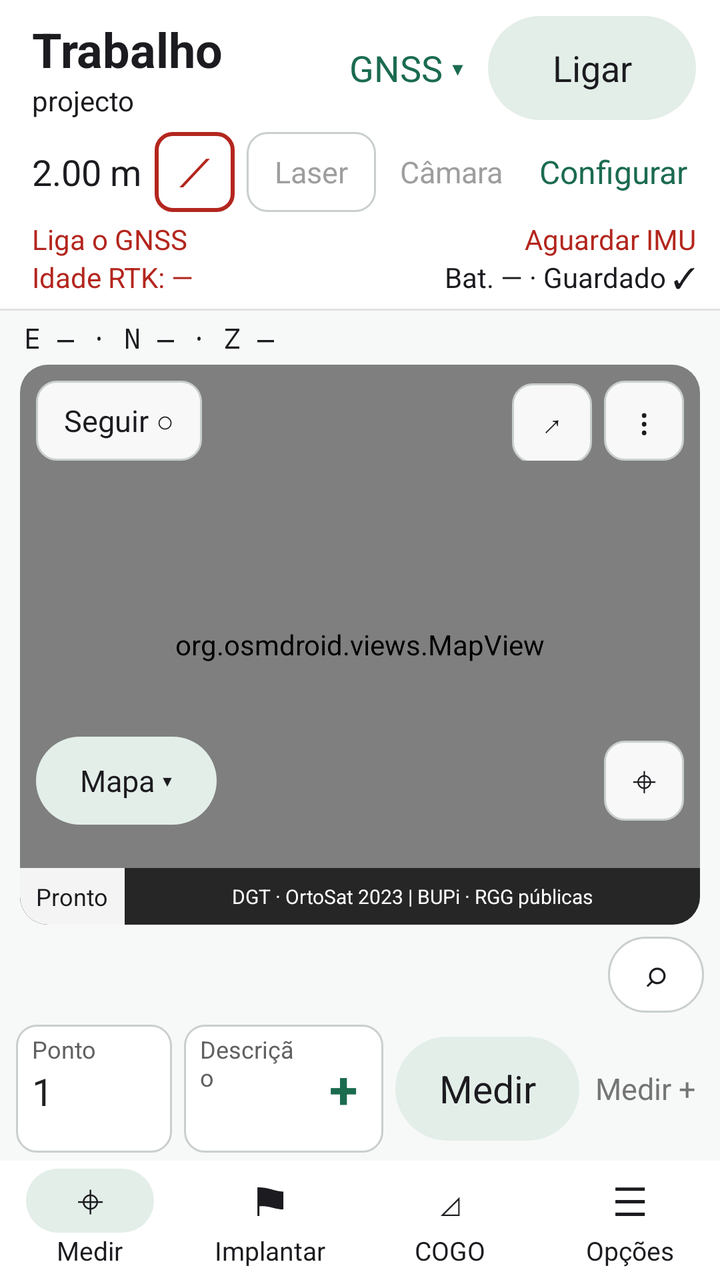
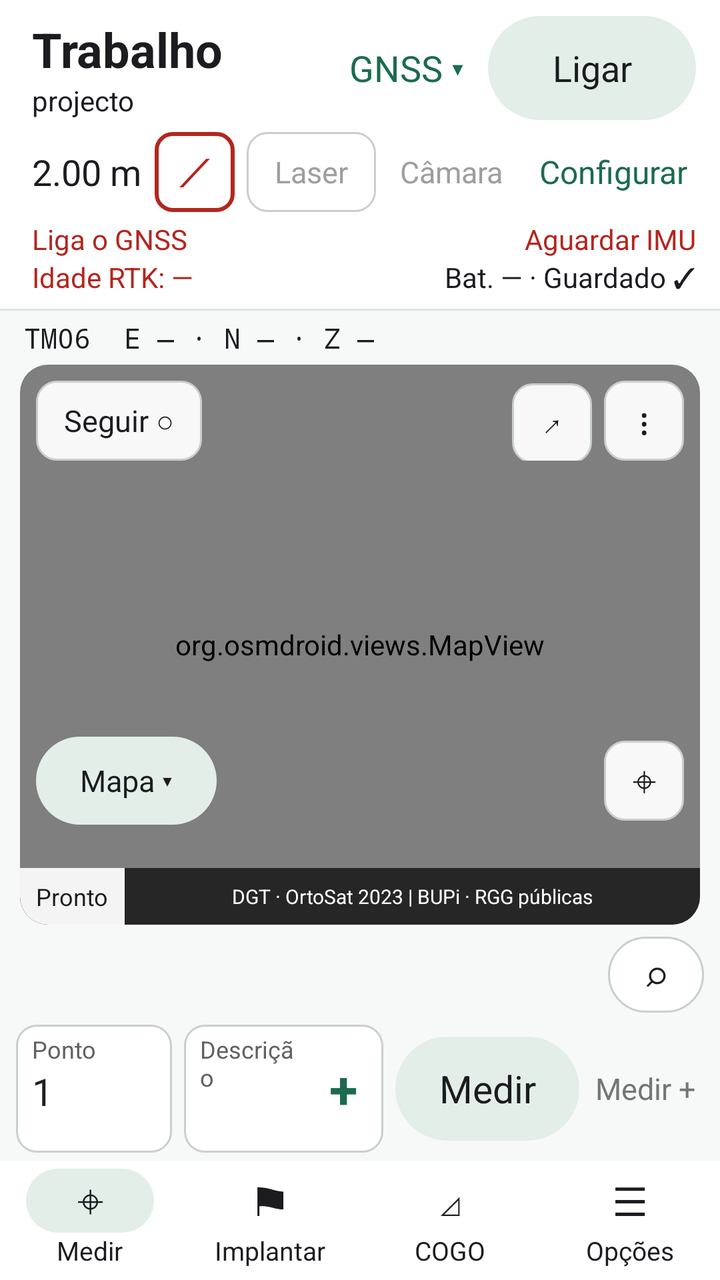

Two renders of the same Android screen: before a commit and after it. Below are the layout's source before the change and the commit's diff.
<!-- AndroidManifest.xml: application theme AppTheme -->
<!-- res/layout/activity_main.xml -->
<?xml version="1.0" encoding="utf-8"?>
<LinearLayout xmlns:android="http://schemas.android.com/apk/res/android"
    android:layout_width="match_parent"
    android:layout_height="match_parent"
    android:orientation="vertical"
    android:background="@color/fundo">

    
    <LinearLayout
        android:layout_width="match_parent"
        android:layout_height="wrap_content"
        android:background="#FFFFFF"
        android:gravity="center_vertical"
        android:orientation="horizontal"
        android:paddingStart="16dp"
        android:paddingTop="8dp"
        android:paddingEnd="12dp">

        <LinearLayout
            android:id="@+id/boxJob"
            android:layout_width="0dp"
            android:layout_height="wrap_content"
            android:layout_weight="1"
            android:orientation="vertical">

            <TextView
                android:id="@+id/tvJob"
                android:layout_width="wrap_content"
                android:layout_height="wrap_content"
                android:maxLines="1"
                android:ellipsize="end"
                android:text="Trabalho"
                android:textColor="@color/texto"
                android:textSize="24sp"
                android:textStyle="bold" />

            <TextView
                android:id="@+id/tvProject"
                android:layout_width="wrap_content"
                android:layout_height="wrap_content"
                android:text="projecto"
                android:textColor="@color/texto"
                android:textSize="14sp" />
        </LinearLayout>

        <TextView
            android:id="@+id/tvGnss"
            android:layout_width="wrap_content"
            android:layout_height="48dp"
            android:gravity="center"
            android:paddingStart="8dp"
            android:paddingEnd="12dp"
            android:text="GNSS ▾"
            android:textColor="@color/verde"
            android:textSize="18sp" />

        <TextView
            android:id="@+id/btnLigar"
            android:layout_width="wrap_content"
            android:layout_height="52dp"
            android:background="@drawable/bg_pill"
            android:gravity="center"
            android:minWidth="104dp"
            android:paddingStart="20dp"
            android:paddingEnd="20dp"
            android:text="Ligar"
            android:textColor="@color/texto"
            android:textSize="18sp" />
    </LinearLayout>

    
    <LinearLayout
        android:layout_width="match_parent"
        android:layout_height="wrap_content"
        android:background="#FFFFFF"
        android:gravity="center_vertical"
        android:orientation="horizontal"
        android:paddingStart="16dp"
        android:paddingTop="6dp"
        android:paddingEnd="12dp"
        android:paddingBottom="4dp">

        <TextView
            android:id="@+id/tvPole"
            android:layout_width="0dp"
            android:layout_height="40dp"
            android:layout_weight="1"
            android:gravity="center_vertical"
            android:text="2.00 m"
            android:textColor="@color/texto"
            android:textSize="18sp" />

        <TextView
            android:id="@+id/btnTilt"
            android:layout_width="40dp"
            android:layout_height="40dp"
            android:layout_marginEnd="6dp"
            android:background="@drawable/bg_red_box"
            android:gravity="center"
            android:text="⟋"
            android:textColor="@color/vermelho"
            android:textSize="20sp" />

        <TextView
            android:id="@+id/btnLaser"
            android:layout_width="wrap_content"
            android:layout_height="40dp"
            android:layout_marginEnd="6dp"
            android:background="@drawable/bg_box"
            android:gravity="center"
            android:paddingStart="14dp"
            android:paddingEnd="14dp"
            android:text="Laser"
            android:textColor="@color/cinza"
            android:textSize="15sp" />

        <TextView
            android:id="@+id/btnCamera"
            android:layout_width="wrap_content"
            android:layout_height="40dp"
            android:layout_marginEnd="6dp"
            android:gravity="center"
            android:paddingStart="6dp"
            android:paddingEnd="6dp"
            android:text="Câmara"
            android:textColor="@color/cinza"
            android:textSize="15sp" />

        <TextView
            android:id="@+id/btnConfig"
            android:layout_width="wrap_content"
            android:layout_height="40dp"
            android:gravity="center"
            android:paddingStart="6dp"
            android:paddingEnd="4dp"
            android:text="Configurar"
            android:textColor="@color/verde"
            android:textSize="16sp" />
    </LinearLayout>

    
    <LinearLayout
        android:layout_width="match_parent"
        android:layout_height="wrap_content"
        android:background="#FFFFFF"
        android:orientation="horizontal"
        android:paddingStart="16dp"
        android:paddingEnd="12dp"
        android:paddingBottom="6dp">

        <LinearLayout
            android:layout_width="0dp"
            android:layout_height="wrap_content"
            android:layout_weight="1"
            android:orientation="vertical">

            <TextView
                android:id="@+id/tvState"
                android:layout_width="wrap_content"
                android:layout_height="wrap_content"
                android:text="Liga o GNSS"
                android:textColor="@color/vermelho"
                android:textSize="14sp" />

            <TextView
                android:id="@+id/tvAge"
                android:layout_width="wrap_content"
                android:layout_height="wrap_content"
                android:text="Idade RTK: —"
                android:textColor="@color/vermelho"
                android:textSize="14sp" />
        </LinearLayout>

        <LinearLayout
            android:layout_width="wrap_content"
            android:layout_height="wrap_content"
            android:gravity="end"
            android:orientation="vertical">

            <TextView
                android:id="@+id/tvImu"
                android:layout_width="wrap_content"
                android:layout_height="wrap_content"
                android:text="Aguardar IMU"
                android:textColor="@color/vermelho"
                android:textSize="14sp" />

            <TextView
                android:id="@+id/tvBat"
                android:layout_width="wrap_content"
                android:layout_height="wrap_content"
                android:text="Bat. — · Guardado ✓"
                android:textColor="@color/texto"
                android:textSize="14sp" />
        </LinearLayout>
    </LinearLayout>

    <View
        android:layout_width="match_parent"
        android:layout_height="1dp"
        android:background="#E0E0E0" />

    <TextView
        android:id="@+id/tvEnz"
        android:layout_width="match_parent"
        android:layout_height="wrap_content"
        android:fontFamily="monospace"
        android:maxLines="1"
        android:paddingStart="12dp"
        android:paddingTop="4dp"
        android:paddingBottom="4dp"
        android:text="E — · N — · Z —"
        android:textColor="@color/texto"
        android:textSize="14sp" />

    
    <FrameLayout
        android:layout_width="match_parent"
        android:layout_height="0dp"
        android:layout_weight="1"
        android:layout_marginStart="10dp"
        android:layout_marginEnd="10dp"
        android:background="@drawable/bg_map"
        android:clipToOutline="true">

        <org.osmdroid.views.MapView
            android:id="@+id/map"
            android:layout_width="match_parent"
            android:layout_height="match_parent" />

        <TextView
            android:id="@+id/btnSeguir"
            android:layout_width="wrap_content"
            android:layout_height="40dp"
            android:layout_gravity="top|start"
            android:layout_margin="8dp"
            android:background="@drawable/bg_map_btn"
            android:gravity="center"
            android:paddingStart="14dp"
            android:paddingEnd="14dp"
            android:text="Seguir ○"
            android:textColor="@color/texto"
            android:textSize="15sp" />

        <LinearLayout
            android:layout_width="wrap_content"
            android:layout_height="wrap_content"
            android:layout_gravity="top|end"
            android:layout_margin="8dp"
            android:orientation="horizontal">

            <TextView
                android:id="@+id/btnExtent"
                android:layout_width="40dp"
                android:layout_height="40dp"
                android:layout_marginEnd="6dp"
                android:background="@drawable/bg_map_btn"
                android:gravity="center"
                android:text="↗"
                android:textColor="@color/texto"
                android:textSize="15sp" />

            <TextView
                android:id="@+id/btnMapMore"
                android:layout_width="40dp"
                android:layout_height="40dp"
                android:background="@drawable/bg_map_btn"
                android:gravity="center"
                android:text="⋮"
                android:textColor="@color/texto"
                android:textSize="18sp" />
        </LinearLayout>

        <TextView
            android:id="@+id/btnCenter"
            android:layout_width="40dp"
            android:layout_height="40dp"
            android:layout_gravity="bottom|end"
            android:layout_marginEnd="8dp"
            android:layout_marginBottom="52dp"
            android:background="@drawable/bg_map_btn"
            android:gravity="center"
            android:text="⌖"
            android:textColor="@color/texto"
            android:textSize="18sp" />

        <TextView
            android:id="@+id/btnMapa"
            android:layout_width="wrap_content"
            android:layout_height="44dp"
            android:layout_gravity="bottom|start"
            android:layout_marginStart="8dp"
            android:layout_marginBottom="50dp"
            android:background="@drawable/bg_pill"
            android:gravity="center"
            android:paddingStart="22dp"
            android:paddingEnd="22dp"
            android:text="Mapa ▾"
            android:textColor="@color/texto"
            android:textSize="15sp" />

        <LinearLayout
            android:layout_width="match_parent"
            android:layout_height="wrap_content"
            android:layout_gravity="bottom"
            android:background="@drawable/bg_footer"
            android:gravity="center_vertical"
            android:orientation="horizontal">

            <TextView
                android:id="@+id/tvPronto"
                android:layout_width="wrap_content"
                android:layout_height="wrap_content"
                android:background="#F2FFFFFF"
                android:maxWidth="220dp"
                android:paddingStart="8dp"
                android:paddingTop="6dp"
                android:paddingEnd="8dp"
                android:paddingBottom="6dp"
                android:text="Pronto"
                android:textColor="@color/texto"
                android:textSize="12sp" />

            <TextView
                android:id="@+id/tvAttrib"
                android:layout_width="0dp"
                android:layout_height="wrap_content"
                android:layout_weight="1"
                android:gravity="center"
                android:padding="4dp"
                android:text="DGT · OrtoSat 2023 | BUPi · RGG públicas"
                android:textColor="#FFFFFF"
                android:textSize="10sp" />
        </LinearLayout>
    </FrameLayout>

    
    <LinearLayout
        android:layout_width="match_parent"
        android:layout_height="wrap_content"
        android:gravity="center_vertical"
        android:orientation="horizontal"
        android:paddingStart="8dp"
        android:paddingTop="6dp"
        android:paddingEnd="8dp">

        <HorizontalScrollView
            android:layout_width="0dp"
            android:layout_height="wrap_content"
            android:layout_weight="1"
            android:scrollbars="none">

            <LinearLayout
                android:id="@+id/chipRow"
                android:layout_width="wrap_content"
                android:layout_height="wrap_content"
                android:orientation="horizontal" />
        </HorizontalScrollView>

        <TextView
            android:id="@+id/btnSearch"
            android:layout_width="48dp"
            android:layout_height="38dp"
            android:layout_marginStart="4dp"
            android:background="@drawable/bg_chip"
            android:gravity="center"
            android:text="⌕"
            android:textColor="@color/texto"
            android:textSize="18sp" />
    </LinearLayout>

    
    <LinearLayout
        android:layout_width="match_parent"
        android:layout_height="wrap_content"
        android:gravity="center_vertical"
        android:orientation="horizontal"
        android:paddingStart="8dp"
        android:paddingTop="6dp"
        android:paddingEnd="8dp"
        android:paddingBottom="4dp">

        <LinearLayout
            android:layout_width="78dp"
            android:layout_height="64dp"
            android:background="@drawable/bg_box"
            android:orientation="vertical"
            android:paddingStart="8dp">

            <TextView
                android:layout_width="wrap_content"
                android:layout_height="wrap_content"
                android:paddingTop="4dp"
                android:text="Ponto"
                android:textColor="#616161"
                android:textSize="12sp" />

            <EditText
                android:id="@+id/etPonto"
                android:layout_width="match_parent"
                android:layout_height="wrap_content"
                android:background="@null"
                android:inputType="text"
                android:maxLines="1"
                android:selectAllOnFocus="true"
                android:text="1"
                android:textSize="19sp" />
        </LinearLayout>

        <LinearLayout
            android:layout_width="0dp"
            android:layout_height="64dp"
            android:layout_marginStart="6dp"
            android:layout_weight="1"
            android:background="@drawable/bg_box"
            android:gravity="center_vertical"
            android:orientation="horizontal"
            android:paddingStart="8dp">

            <LinearLayout
                android:layout_width="0dp"
                android:layout_height="match_parent"
                android:layout_weight="1"
                android:orientation="vertical">

                <TextView
                    android:layout_width="wrap_content"
                    android:layout_height="wrap_content"
                    android:paddingTop="4dp"
                    android:text="Descrição"
                    android:textColor="#616161"
                    android:textSize="12sp" />

                <EditText
                    android:id="@+id/etDesc"
                    android:layout_width="match_parent"
                    android:layout_height="wrap_content"
                    android:background="@null"
                    android:imeOptions="actionDone"
                    android:inputType="text"
                    android:maxLines="1"
                    android:textSize="19sp" />
            </LinearLayout>

            <TextView
                android:id="@+id/btnAddCode"
                android:layout_width="40dp"
                android:layout_height="match_parent"
                android:gravity="center"
                android:text="+"
                android:textColor="@color/verde"
                android:textSize="26sp"
                android:textStyle="bold" />
        </LinearLayout>

        <TextView
            android:id="@+id/btnMedir"
            android:layout_width="wrap_content"
            android:layout_height="52dp"
            android:layout_marginStart="6dp"
            android:background="@drawable/bg_pill"
            android:gravity="center"
            android:minWidth="92dp"
            android:paddingStart="14dp"
            android:paddingEnd="14dp"
            android:text="Medir"
            android:textColor="@color/texto"
            android:textSize="19sp" />

        <TextView
            android:id="@+id/btnMedirPlus"
            android:layout_width="wrap_content"
            android:layout_height="52dp"
            android:gravity="center"
            android:paddingStart="8dp"
            android:paddingEnd="4dp"
            android:text="Medir +"
            android:textColor="#757575"
            android:textSize="15sp" />
    </LinearLayout>

    
    <LinearLayout
        android:layout_width="match_parent"
        android:layout_height="wrap_content"
        android:background="#FFFFFF"
        android:orientation="horizontal"
        android:paddingTop="4dp"
        android:paddingBottom="6dp">

        <LinearLayout
            android:id="@+id/navMedir"
            android:layout_width="0dp"
            android:layout_height="wrap_content"
            android:layout_weight="1"
            android:gravity="center"
            android:orientation="vertical">

            <TextView
                android:id="@+id/navMedirIcon"
                android:layout_width="64dp"
                android:layout_height="32dp"
                android:background="@drawable/bg_nav_on"
                android:gravity="center"
                android:text="⌖"
                android:textColor="@color/texto"
                android:textSize="20sp" />

            <TextView
                android:layout_width="wrap_content"
                android:layout_height="wrap_content"
                android:text="Medir"
                android:textColor="@color/texto"
                android:textSize="13sp" />
        </LinearLayout>

        <LinearLayout
            android:id="@+id/navImplantar"
            android:layout_width="0dp"
            android:layout_height="wrap_content"
            android:layout_weight="1"
            android:gravity="center"
            android:orientation="vertical">

            <TextView
                android:id="@+id/navImplantarIcon"
                android:layout_width="64dp"
                android:layout_height="32dp"
                android:gravity="center"
                android:text="⚑"
                android:textColor="@color/texto"
                android:textSize="20sp" />

            <TextView
                android:layout_width="wrap_content"
                android:layout_height="wrap_content"
                android:text="Implantar"
                android:textColor="@color/texto"
                android:textSize="13sp" />
        </LinearLayout>

        <LinearLayout
            android:id="@+id/navCogo"
            android:layout_width="0dp"
            android:layout_height="wrap_content"
            android:layout_weight="1"
            android:gravity="center"
            android:orientation="vertical">

            <TextView
                android:layout_width="64dp"
                android:layout_height="32dp"
                android:gravity="center"
                android:text="◿"
                android:textColor="@color/texto"
                android:textSize="20sp" />

            <TextView
                android:layout_width="wrap_content"
                android:layout_height="wrap_content"
                android:text="COGO"
                android:textColor="@color/texto"
                android:textSize="13sp" />
        </LinearLayout>

        <LinearLayout
            android:id="@+id/navOpcoes"
            android:layout_width="0dp"
            android:layout_height="wrap_content"
            android:layout_weight="1"
            android:gravity="center"
            android:orientation="vertical">

            <TextView
                android:layout_width="64dp"
                android:layout_height="32dp"
                android:gravity="center"
                android:text="☰"
                android:textColor="@color/texto"
                android:textSize="20sp" />

            <TextView
                android:layout_width="wrap_content"
                android:layout_height="wrap_content"
                android:text="Opções"
                android:textColor="@color/texto"
                android:textSize="13sp" />
        </LinearLayout>
    </LinearLayout>
</LinearLayout>
<!-- resources referenced by this layout -->
<resources>
  <color name="cinza">#9E9E9E</color>
  <color name="fundo">#F7F9F8</color>
  <color name="texto">#1C1B1F</color>
  <color name="verde">#1B6B4F</color>
  <color name="vermelho">#B3261E</color>
  <!-- drawable bg_box (drawable) -->
  <?xml version="1.0" encoding="utf-8"?>
  <shape xmlns:android="http://schemas.android.com/apk/res/android" android:shape="rectangle">
      <solid android:color="#FFFFFF"/>
      <stroke android:width="1dp" android:color="@color/borda"/>
      <corners android:radius="10dp"/>
  </shape>
  <!-- drawable bg_chip (drawable) -->
  <?xml version="1.0" encoding="utf-8"?>
  <shape xmlns:android="http://schemas.android.com/apk/res/android" android:shape="rectangle">
      <solid android:color="#FFFFFF"/>
      <stroke android:width="1dp" android:color="@color/borda"/>
      <corners android:radius="20dp"/>
  </shape>
  <!-- drawable bg_footer (drawable) -->
  <?xml version="1.0" encoding="utf-8"?>
  <shape xmlns:android="http://schemas.android.com/apk/res/android" android:shape="rectangle">
      <solid android:color="#B3000000"/>
  </shape>
  <!-- drawable bg_map (drawable) -->
  <?xml version="1.0" encoding="utf-8"?>
  <shape xmlns:android="http://schemas.android.com/apk/res/android" android:shape="rectangle">
      <solid android:color="#DDE3E0"/>
      <corners android:radius="14dp"/>
  </shape>
  <!-- drawable bg_map_btn (drawable) -->
  <?xml version="1.0" encoding="utf-8"?>
  <shape xmlns:android="http://schemas.android.com/apk/res/android" android:shape="rectangle">
      <solid android:color="#F2FFFFFF"/>
      <stroke android:width="1dp" android:color="@color/borda"/>
      <corners android:radius="10dp"/>
  </shape>
  <!-- drawable bg_nav_on (drawable) -->
  <?xml version="1.0" encoding="utf-8"?>
  <shape xmlns:android="http://schemas.android.com/apk/res/android" android:shape="rectangle">
      <solid android:color="@color/verde_claro"/>
      <corners android:radius="16dp"/>
  </shape>
  <!-- drawable bg_pill (drawable) -->
  <?xml version="1.0" encoding="utf-8"?>
  <shape xmlns:android="http://schemas.android.com/apk/res/android" android:shape="rectangle">
      <solid android:color="@color/verde_claro"/>
      <corners android:radius="28dp"/>
  </shape>
  <!-- drawable bg_red_box (drawable) -->
  <?xml version="1.0" encoding="utf-8"?>
  <shape xmlns:android="http://schemas.android.com/apk/res/android" android:shape="rectangle">
      <solid android:color="#FFFFFF"/>
      <stroke android:width="2dp" android:color="@color/vermelho"/>
      <corners android:radius="8dp"/>
  </shape>
  <style name="AppTheme" parent="android:Theme.Material.Light.NoActionBar">
          <item name="android:colorPrimary">@color/verde</item>
          <item name="android:colorPrimaryDark">#FFFFFF</item>
          <item name="android:colorAccent">@color/verde</item>
          <item name="android:windowBackground">@color/fundo</item>
          <item name="android:statusBarColor">#FFFFFF</item>
          <item name="android:windowLightStatusBar">true</item>
      </style>
  <color name="borda">#C9CFCC</color>
  <color name="verde_claro">#E3EEE9</color>
</resources>

<!-- the commit's change to res/layout/activity_main.xml (unified diff, before → after) -->
@@ -209,7 +209,7 @@
         android:paddingStart="12dp"
         android:paddingTop="4dp"
         android:paddingBottom="4dp"
-        android:text="E — · N — · Z —"
+        android:text="TM06  E — · N — · Z —"
         android:textColor="@color/texto"
         android:textSize="14sp" />
 
